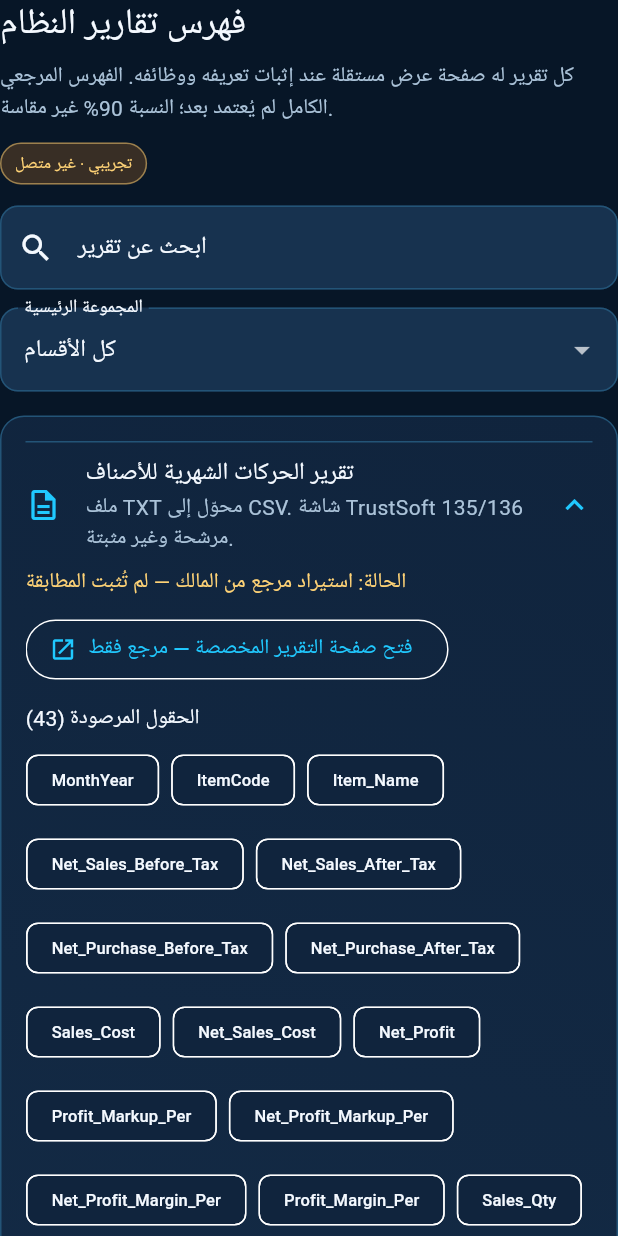
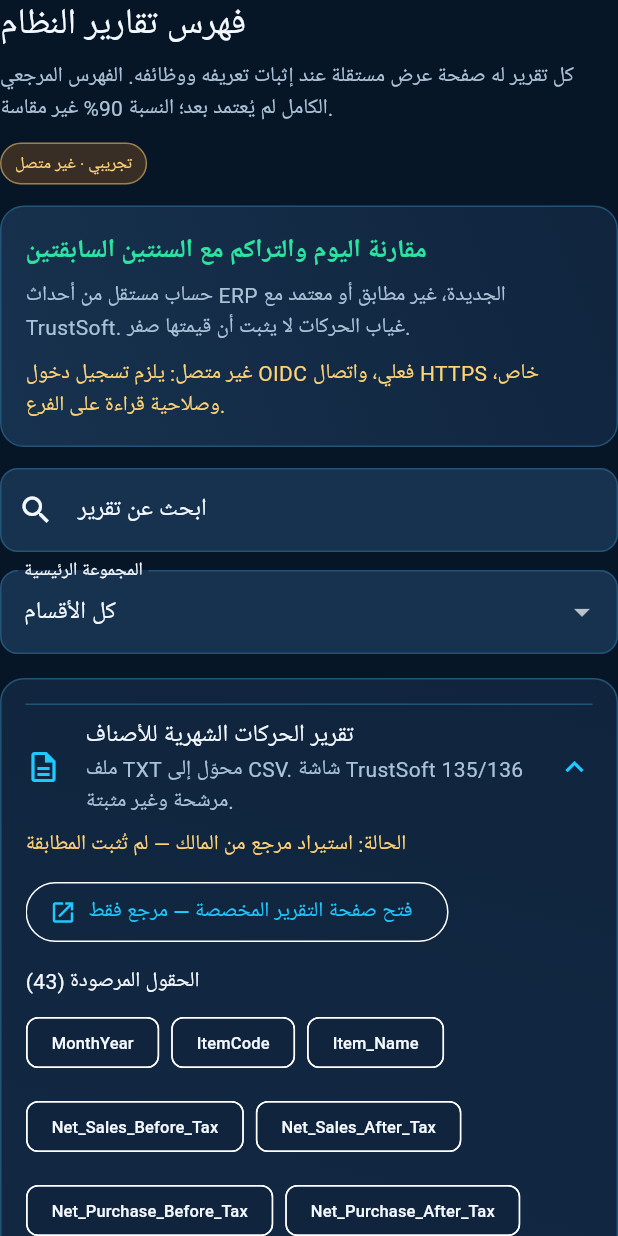
Before and after one commit to Amer-ai-store/Mohammad-Ahmed-Ghannam, a Flutter app: the ErpReportCatalogView widget shown alone on an empty page, opened directly, after a tap on "تقرير الحركات الشهرية للأصناف", on a phone screen of 412 x 824 dp. Run offline on Flutter 3.47's test engine with Material 3 defaults, Android fonts, the phone set to English and light mode, and no system bars; project files that could hold a hidden picture were left out.

Commit message:
feat(flutter): add secured daily historical comparison to owner report catalog
Signed-off-by: Amer-ai-store <263270685+Amer-ai-store@users.noreply.github.com>

```diff
--- a/jawafa-erp-ai/lib/src/ui/erp_report_catalog_view.dart
+++ b/jawafa-erp-ai/lib/src/ui/erp_report_catalog_view.dart
@@ -1,4 +1,7 @@
 import 'package:flutter/material.dart';
+
+import '../network/erp_historical_report.dart';
+import 'erp_historical_comparison_view.dart';
 
 import 'erp_visual_system.dart';
 
@@ -67,7 +70,8 @@
 ];
 
 class ErpReportCatalogView extends StatefulWidget {
-  const ErpReportCatalogView({super.key});
+  final ErpHistoricalReportReader? historicalReader;
+  const ErpReportCatalogView({super.key, this.historicalReader});
 
   @override
   State<ErpReportCatalogView> createState() =>
@@ -101,6 +105,8 @@
         ),
         const SizedBox(height: 12),
         const ErpNonLiveBadge(),
+        const SizedBox(height: 14),
+        ErpHistoricalComparisonView(reader: widget.historicalReader),
         const SizedBox(height: 14),
         TextField(
           key: const Key('erp_reports_search'),
```
